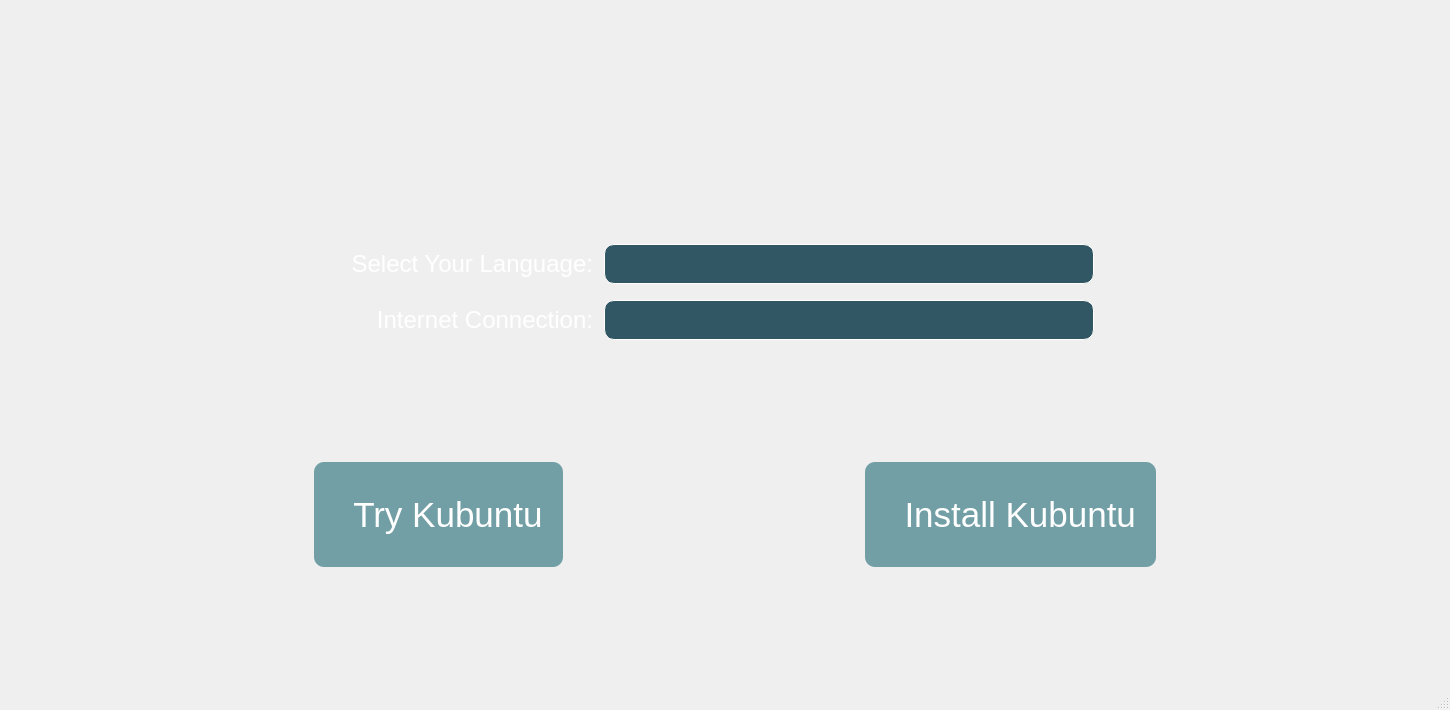
This is src/installerprompt.ui in zitzhen/kzhento-installer-prompt as Qt 5 draws it before an edit. The edited form follows.
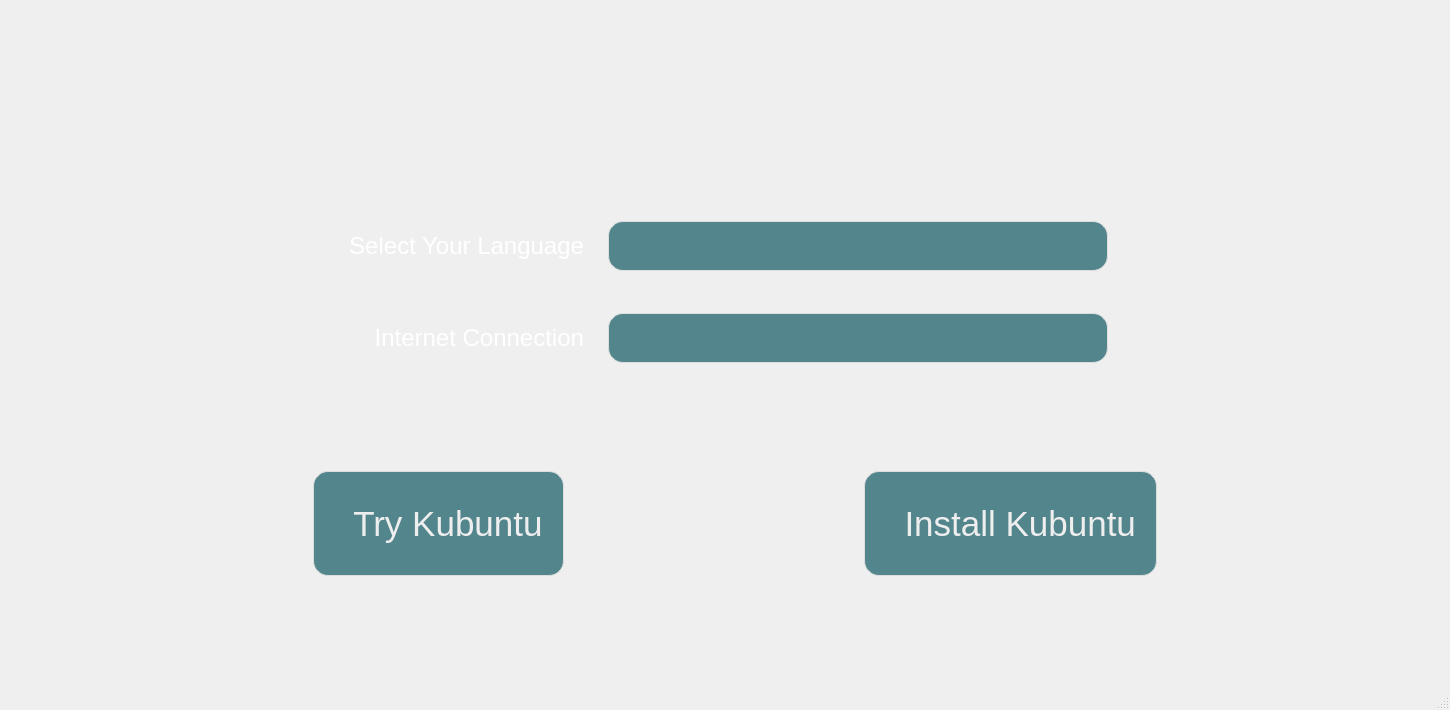
This is the edited form. Icons and pictures are not drawn.

```diff
--- a/src/installerprompt.ui
+++ b/src/installerprompt.ui
@@ -25,7 +25,7 @@
 }
 
 QPushButton {
-    background-color: rgba(200, 200, 200, 0.8);
+    background-color: rgb(200, 200, 200);
     color: #ffffff;
     border-radius: 10px;
     padding: 10px 20px;
@@ -37,17 +37,22 @@
 }
 
 QPushButton:disabled {
-    background-color: rgba(169, 169, 169, 0.8);
+    background-color: rgb(169, 169, 169);
     color: #ffffff;
 }
 
 QComboBox, QLineEdit {
-    background-color: #315764;
-    color: #ffffff;
-    border: 1px solid #ffffff;
-    border-radius: 10px;
-    padding: 5px;
-    margin: 5px;
+/*    background-color: #315764; */
+/*    background-color: #729fa5;  */
+    background-color: #52858c;
+    color: #ddd;
+    border: 1px solid #ddd;
+    border-radius: 15px;
+    padding: 6px 12px;
+}
+
+QComboBox:hover {
+    background-color: #2f7e88; color: #fff; border-color: #fff;
 }
 
 QComboBox::drop-down {
@@ -62,6 +67,7 @@
 
 QLabel {
     color: #ffffff;
+    margin-right: 12px;
 }
 
 QLabel#logoLabel {
@@ -69,12 +75,20 @@
     background-color: transparent;
 }
 
-QLabel#incorrectPassword {
-    color: red;
+QPushButton {
+	background-color: #52858c; color: #eee; border: 1px solid #ddd; border-radius: 15px;
 }
 
-KBusyIndicatorWidget {
-    color: blue;
+QPushButton:hover {
+    background-color: #2f7e88; color: #fff; border-color: #fff;
+}
+
+QPushButton:disabled {
+    background-color: #808080; color: white; border-radius: 15px;
+}
+
+QToolTip {
+	background-color: rgba(230, 230, 230, 0.85); padding: 12px; border-radius: 15px; border: 1px solid #e4e4e4; font: 12px 'Ubuntu Light'; color: #696b6f; line-height: 18px;
 }</string>
   </property>
   <widget class="QWidget" name="centralwidget">
@@ -199,41 +213,13 @@
            </font>
           </property>
           <property name="text">
-           <string>Select Your Language:</string>
+           <string>Select Your Language</string>
           </property>
           <property name="alignment">
            <set>Qt::AlignRight|Qt::AlignTrailing|Qt::AlignVCenter</set>
           </property>
          </widget>
         </item>
-        <item row="1" column="1">
-         <widget class="QComboBox" name="networkComboBox">
-          <property name="sizePolicy">
-           <sizepolicy hsizetype="Preferred" vsizetype="Fixed">
-            <horstretch>0</horstretch>
-            <verstretch>0</verstretch>
-           </sizepolicy>
-          </property>
-          <property name="minimumSize">
-           <size>
-            <width>500</width>
-            <height>50</height>
-           </size>
-          </property>
-          <property name="maximumSize">
-           <size>
-            <width>500</width>
-            <height>50</height>
-           </size>
-          </property>
-          <property name="font">
-           <font>
-            <family>Ubuntu</family>
-            <pointsize>16</pointsize>
-           </font>
-          </property>
-         </widget>
-        </item>
         <item row="0" column="1">
          <widget class="QComboBox" name="languageComboBox">
           <property name="sizePolicy">
@@ -262,7 +248,38 @@
           </property>
          </widget>
         </item>
-        <item row="1" column="0">
+        <item row="2" column="1">
+         <widget class="QComboBox" name="networkComboBox">
+          <property name="sizePolicy">
+           <sizepolicy hsizetype="Preferred" vsizetype="Fixed">
+            <horstretch>0</horstretch>
+            <verstretch>0</verstretch>
+           </sizepolicy>
+          </property>
+          <property name="minimumSize">
+           <size>
+            <width>500</width>
+            <height>50</height>
+           </size>
+          </property>
+          <property name="maximumSize">
+           <size>
+            <width>500</width>
+            <height>50</height>
+           </size>
+          </property>
+          <property name="font">
+           <font>
+            <family>Ubuntu</family>
+            <pointsize>16</pointsize>
+           </font>
+          </property>
+          <property name="cursor">
+           <cursorShape>PointingHandCursor</cursorShape>
+          </property>
+         </widget>
+        </item>
+        <item row="2" column="0">
          <widget class="QLabel" name="WiFiLabel">
           <property name="sizePolicy">
            <sizepolicy hsizetype="Expanding" vsizetype="Preferred">
@@ -278,13 +295,29 @@
            </font>
           </property>
           <property name="text">
-           <string>Internet Connection:</string>
+           <string>Internet Connection</string>
           </property>
           <property name="alignment">
            <set>Qt::AlignRight|Qt::AlignTrailing|Qt::AlignVCenter</set>
           </property>
          </widget>
         </item>
+        <item row="1" column="1">
+         <spacer name="verticalSpacer_6">
+          <property name="orientation">
+           <enum>Qt::Vertical</enum>
+          </property>
+          <property name="sizeType">
+           <enum>QSizePolicy::Fixed</enum>
+          </property>
+          <property name="sizeHint" stdset="0">
+           <size>
+            <width>20</width>
+            <height>36</height>
+           </size>
+          </property>
+         </spacer>
+        </item>
        </layout>
       </item>
       <item>
@@ -373,18 +406,6 @@
         <property name="autoFillBackground">
          <bool>false</bool>
         </property>
-        <property name="styleSheet">
-         <string notr="true">QPushButton {
-	background-color: #729fa5; color: white; border-radius: 10px;
-}
-QPushButton:disabled {
-    background-color: #808080; color: white; border-radius: 10px;
-}
-QToolTip {
-	background-color: rgb(150, 150, 150); color: white; border: 1px solid black;
-	font: 9pt &quot;Ubuntu&quot;;
-}</string>
-        </property>
         <property name="text">
          <string>  Try Kubuntu</string>
         </property>
@@ -437,17 +458,8 @@
         <property name="toolTip">
          <string>&lt;html&gt;&lt;head/&gt;&lt;body&gt;&lt;p&gt;&lt;span style=&quot; font-size:12pt;&quot;&gt;Install Kubuntu onto your system. You can install Kubuntu by itself, or alongside an existing operating system.&lt;/span&gt;&lt;/p&gt;&lt;/body&gt;&lt;/html&gt;</string>
         </property>
-        <property name="styleSheet">
-         <string notr="true">QPushButton {
-	background-color: #729fa5; color: white; border-radius: 10px;
-}
-QPushButton:disabled {
-    background-color: #808080; color: white; border-radius: 10px;
-}
-QToolTip {
-	background-color: rgb(150, 150, 150); color: white; border: 1px solid black;
-	font: 9pt &quot;Ubuntu&quot;;
-}</string>
+        <property name="autoFillBackground">
+         <bool>false</bool>
         </property>
         <property name="text">
          <string>  Install Kubuntu</string>
```
Left out of the diff: 19 changed lines with no effect on the pictures.
